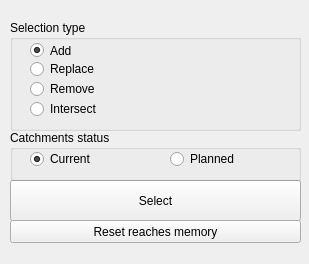
Above: plugin/teksi_wastewater/ui/twwselectionextenderwidget.ui from teksi/wastewater before the change. Below: the same form after it.
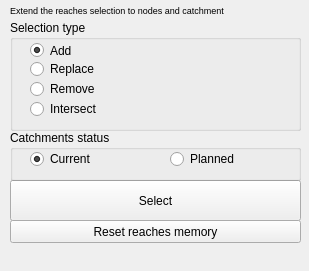
That is the form after the change.

Commit message: Enhanced docking, reload and visibility link, reset function properly implemented

Patch:
```diff
--- a/plugin/teksi_wastewater/ui/twwselectionextenderwidget.ui
+++ b/plugin/teksi_wastewater/ui/twwselectionextenderwidget.ui
@@ -7,7 +7,7 @@
     <x>0</x>
     <y>0</y>
     <width>309</width>
-    <height>264</height>
+    <height>271</height>
    </rect>
   </property>
   <property name="baseSize">
@@ -22,8 +22,8 @@
   <widget class="QWidget" name="SelectionExtender_2">
    <property name="minimumSize">
     <size>
-     <width>230</width>
-     <height>226</height>
+     <width>309</width>
+     <height>249</height>
     </size>
    </property>
    <property name="baseSize">
@@ -174,6 +174,24 @@
      <string>Reset reaches memory</string>
     </property>
    </widget>
+   <widget class="QLabel" name="label">
+    <property name="geometry">
+     <rect>
+      <x>10</x>
+      <y>0</y>
+      <width>291</width>
+      <height>20</height>
+     </rect>
+    </property>
+    <property name="font">
+     <font>
+      <pointsize>7</pointsize>
+     </font>
+    </property>
+    <property name="text">
+     <string>Extend the reaches selection to nodes and catchment</string>
+    </property>
+   </widget>
   </widget>
  </widget>
  <resources/>
```
Left out of the diff: 4 changed lines with no effect on the pictures. The commit also changes 2 other files.
